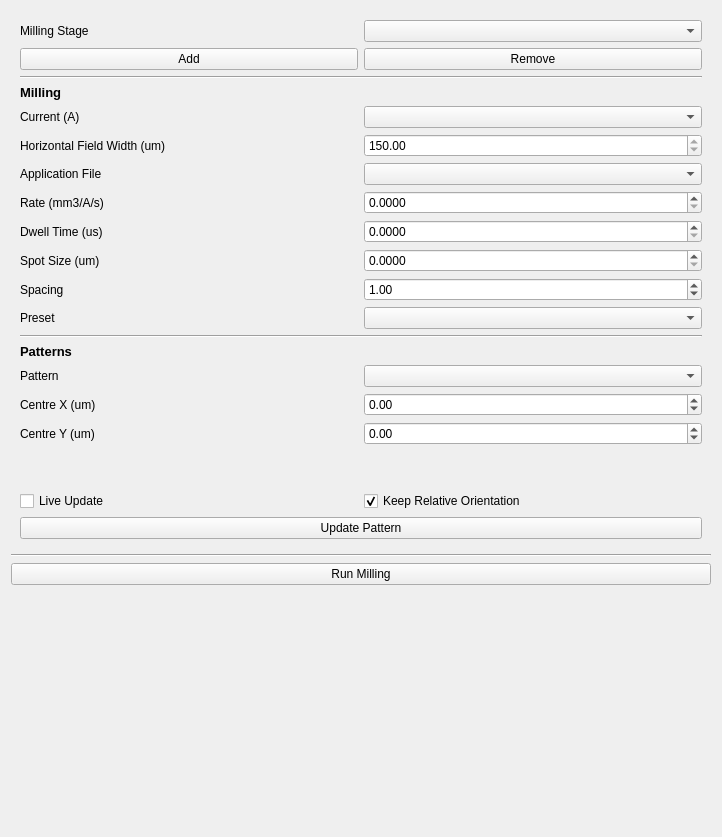
The window that fibsem/ui/qtdesigner_files/FibsemMillingWidget.ui (DeMarcoLab/fibsem) describes before a commit, drawn with Qt 5.
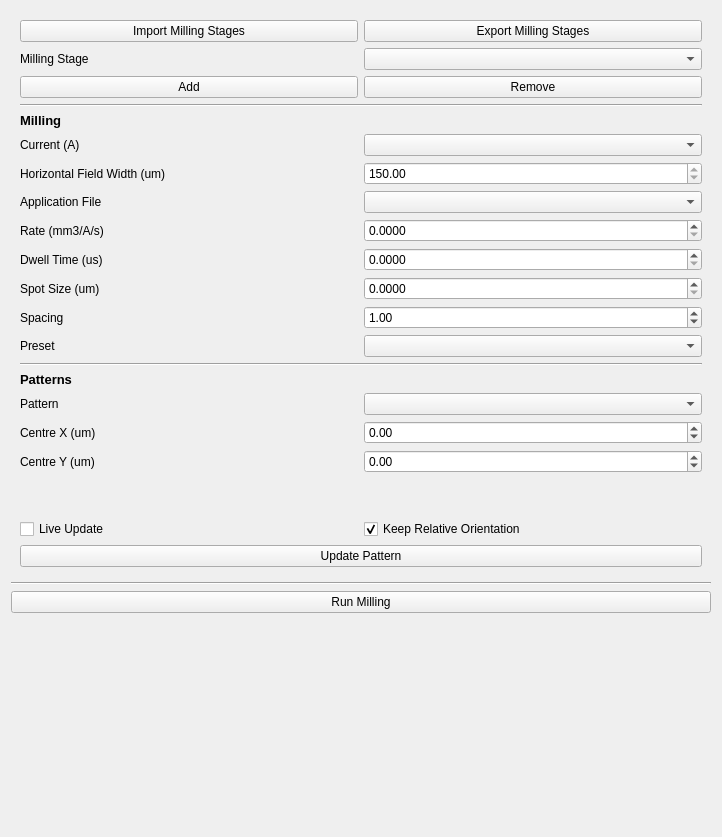
The same window after the commit.

```diff
--- a/fibsem/ui/qtdesigner_files/FibsemMillingWidget.ui
+++ b/fibsem/ui/qtdesigner_files/FibsemMillingWidget.ui
@@ -60,14 +60,51 @@
       </size>
      </property>
      <layout class="QGridLayout" name="gridLayout_4">
-      <item row="1" column="1">
-       <widget class="QComboBox" name="comboBox_milling_stage"/>
+      <item row="25" column="1">
+       <widget class="QCheckBox" name="checkBox_relative_move">
+        <property name="text">
+         <string>Keep Relative Orientation</string>
+        </property>
+        <property name="checked">
+         <bool>true</bool>
+        </property>
+       </widget>
       </item>
-      <item row="5" column="1">
-       <widget class="QComboBox" name="comboBox_milling_current"/>
+      <item row="17" column="0">
+       <widget class="QLabel" name="label_pattern_set">
+        <property name="text">
+         <string>Pattern</string>
+        </property>
+       </widget>
       </item>
-      <item row="4" column="0" colspan="2">
-       <widget class="QLabel" name="label_milling_header">
+      <item row="7" column="1">
+       <widget class="QDoubleSpinBox" name="doubleSpinBox_hfw">
+        <property name="enabled">
+         <bool>true</bool>
+        </property>
+        <property name="readOnly">
+         <bool>true</bool>
+        </property>
+        <property name="minimum">
+         <double>10.000000000000000</double>
+        </property>
+        <property name="maximum">
+         <double>1000000000.000000000000000</double>
+        </property>
+        <property name="value">
+         <double>150.000000000000000</double>
+        </property>
+       </widget>
+      </item>
+      <item row="12" column="1">
+       <widget class="QDoubleSpinBox" name="doubleSpinBox_spacing">
+        <property name="value">
+         <double>1.000000000000000</double>
+        </property>
+       </widget>
+      </item>
+      <item row="15" column="0" colspan="2">
+       <widget class="QLabel" name="label_patterns_header">
         <property name="font">
          <font>
           <pointsize>10</pointsize>
@@ -76,137 +113,129 @@
          </font>
         </property>
         <property name="text">
-         <string>Milling</string>
+         <string>Patterns</string>
         </property>
        </widget>
       </item>
-      <item row="23" column="0" colspan="2">
-       <spacer name="verticalSpacer_2">
-        <property name="orientation">
-         <enum>Qt::Vertical</enum>
+      <item row="10" column="1">
+       <widget class="QDoubleSpinBox" name="doubleSpinBox_dwell_time">
+        <property name="decimals">
+         <number>4</number>
         </property>
-        <property name="sizeHint" stdset="0">
-         <size>
-          <width>20</width>
-          <height>40</height>
-         </size>
+        <property name="minimum">
+         <double>0.000000000000000</double>
         </property>
-       </spacer>
+        <property name="maximum">
+         <double>4000000.000000000000000</double>
+        </property>
+        <property name="singleStep">
+         <double>0.010000000000000</double>
+        </property>
+        <property name="value">
+         <double>0.000000000000000</double>
+        </property>
+       </widget>
+      </item>
+      <item row="8" column="1">
+       <widget class="QComboBox" name="comboBox_application_file"/>
+      </item>
+      <item row="13" column="1">
+       <widget class="QComboBox" name="comboBox_preset"/>
+      </item>
+      <item row="27" column="0" colspan="2">
+       <widget class="QPushButton" name="pushButton">
+        <property name="text">
+         <string>Update Pattern</string>
+        </property>
+       </widget>
+      </item>
+      <item row="3" column="1">
+       <widget class="QPushButton" name="pushButton_remove_milling_stage">
+        <property name="text">
+         <string>Remove</string>
+        </property>
+       </widget>
+      </item>
+      <item row="2" column="0">
+       <widget class="QLabel" name="label_milling_stage">
+        <property name="text">
+         <string>Milling Stage</string>
+        </property>
+       </widget>
+      </item>
+      <item row="3" column="0">
+       <widget class="QPushButton" name="pushButton_add_milling_stage">
+        <property name="text">
+         <string>Add</string>
+        </property>
+       </widget>
       </item>
       <item row="12" column="0">
-       <widget class="QLabel" name="label_preset">
-        <property name="text">
-         <string>Preset</string>
-        </property>
-       </widget>
-      </item>
-      <item row="19" column="1">
-       <widget class="QDoubleSpinBox" name="doubleSpinBox_centre_y">
-        <property name="minimum">
-         <double>-10000000000000000.000000000000000</double>
-        </property>
-        <property name="maximum">
-         <double>99999999999999991611392.000000000000000</double>
-        </property>
-        <property name="singleStep">
-         <double>0.100000000000000</double>
-        </property>
-       </widget>
-      </item>
-      <item row="11" column="0">
        <widget class="QLabel" name="label_spacing">
         <property name="text">
          <string>Spacing</string>
         </property>
        </widget>
       </item>
-      <item row="6" column="0">
+      <item row="7" column="0">
        <widget class="QLabel" name="label_hfw">
         <property name="text">
          <string>Horizontal Field Width (um)</string>
         </property>
        </widget>
       </item>
-      <item row="13" column="0" colspan="2">
+      <item row="14" column="0" colspan="2">
        <widget class="Line" name="line_2">
         <property name="orientation">
          <enum>Qt::Horizontal</enum>
         </property>
        </widget>
       </item>
-      <item row="18" column="1">
-       <widget class="QDoubleSpinBox" name="doubleSpinBox_centre_x">
-        <property name="minimum">
-         <double>-9999999999999999583119736832.000000000000000</double>
-        </property>
-        <property name="maximum">
-         <double>1000000000000000000.000000000000000</double>
-        </property>
-        <property name="singleStep">
-         <double>0.100000000000000</double>
-        </property>
-       </widget>
-      </item>
-      <item row="8" column="0">
-       <widget class="QLabel" name="label_rate">
+      <item row="13" column="0">
+       <widget class="QLabel" name="label_preset">
         <property name="text">
-         <string>Rate (mm3/A/s)</string>
+         <string>Preset</string>
         </property>
        </widget>
       </item>
-      <item row="24" column="0">
-       <widget class="QCheckBox" name="checkBox_live_update">
-        <property name="text">
-         <string>Live Update</string>
-        </property>
-       </widget>
-      </item>
-      <item row="5" column="0">
-       <widget class="QLabel" name="label_milling_current">
-        <property name="text">
-         <string>Current (A)</string>
-        </property>
-       </widget>
-      </item>
-      <item row="9" column="0">
+      <item row="10" column="0">
        <widget class="QLabel" name="label_dwell_time">
         <property name="text">
          <string>Dwell Time (us)</string>
         </property>
        </widget>
       </item>
-      <item row="2" column="0">
-       <widget class="QPushButton" name="pushButton_add_milling_stage">
-        <property name="text">
-         <string>Add</string>
+      <item row="20" column="1">
+       <widget class="QDoubleSpinBox" name="doubleSpinBox_centre_y">
+        <property name="minimum">
+         <double>-10000000000000000.000000000000000</double>
+        </property>
+        <property name="maximum">
+         <double>99999999999999991611392.000000000000000</double>
+        </property>
+        <property name="singleStep">
+         <double>0.100000000000000</double>
         </property>
        </widget>
       </item>
-      <item row="16" column="1">
+      <item row="17" column="1">
        <widget class="QComboBox" name="comboBox_patterns"/>
       </item>
-      <item row="3" column="0" colspan="2">
-       <widget class="Line" name="line_3">
-        <property name="orientation">
-         <enum>Qt::Horizontal</enum>
-        </property>
-       </widget>
-      </item>
-      <item row="18" column="0">
-       <widget class="QLabel" name="label_centre_x">
-        <property name="text">
-         <string>Centre X (um)</string>
-        </property>
-       </widget>
-      </item>
-      <item row="7" column="0">
+      <item row="8" column="0">
        <widget class="QLabel" name="label_application_file">
         <property name="text">
          <string>Application File</string>
         </property>
        </widget>
       </item>
-      <item row="10" column="1">
+      <item row="9" column="0">
+       <widget class="QLabel" name="label_rate">
+        <property name="text">
+         <string>Rate (mm3/A/s)</string>
+        </property>
+       </widget>
+      </item>
+      <item row="11" column="1">
        <widget class="QDoubleSpinBox" name="doubleSpinBox_spot_size">
         <property name="decimals">
          <number>4</number>
@@ -225,87 +254,39 @@
         </property>
        </widget>
       </item>
-      <item row="10" column="0">
+      <item row="11" column="0">
        <widget class="QLabel" name="label_spot_size">
         <property name="text">
          <string>Spot Size (um)</string>
         </property>
        </widget>
       </item>
-      <item row="8" column="1">
-       <widget class="QDoubleSpinBox" name="doubleSpinBox_rate">
-        <property name="decimals">
-         <number>4</number>
-        </property>
-        <property name="minimum">
-         <double>0.000000000000000</double>
-        </property>
-        <property name="maximum">
-         <double>100000.000000000000000</double>
-        </property>
-        <property name="singleStep">
-         <double>0.010000000000000</double>
-        </property>
-        <property name="value">
-         <double>0.000000000000000</double>
-        </property>
-       </widget>
-      </item>
-      <item row="19" column="0">
+      <item row="20" column="0">
        <widget class="QLabel" name="label_centre_y">
         <property name="text">
          <string>Centre Y (um)</string>
         </property>
        </widget>
       </item>
-      <item row="1" column="0">
-       <widget class="QLabel" name="label_milling_stage">
+      <item row="6" column="0">
+       <widget class="QLabel" name="label_milling_current">
         <property name="text">
-         <string>Milling Stage</string>
+         <string>Current (A)</string>
         </property>
        </widget>
       </item>
       <item row="21" column="0" rowspan="2" colspan="2">
        <layout class="QGridLayout" name="gridLayout_patterns"/>
       </item>
-      <item row="12" column="1">
-       <widget class="QComboBox" name="comboBox_preset"/>
-      </item>
-      <item row="2" column="1">
-       <widget class="QPushButton" name="pushButton_remove_milling_stage">
-        <property name="text">
-         <string>Remove</string>
-        </property>
-       </widget>
-      </item>
-      <item row="11" column="1">
-       <widget class="QDoubleSpinBox" name="doubleSpinBox_spacing">
-        <property name="value">
-         <double>1.000000000000000</double>
-        </property>
-       </widget>
-      </item>
-      <item row="6" column="1">
-       <widget class="QDoubleSpinBox" name="doubleSpinBox_hfw">
-        <property name="enabled">
-         <bool>true</bool>
-        </property>
-        <property name="readOnly">
-         <bool>true</bool>
-        </property>
-        <property name="minimum">
-         <double>10.000000000000000</double>
-        </property>
-        <property name="maximum">
-         <double>1000000000.000000000000000</double>
-        </property>
-        <property name="value">
-         <double>150.000000000000000</double>
+      <item row="4" column="0" colspan="2">
+       <widget class="Line" name="line_3">
+        <property name="orientation">
+         <enum>Qt::Horizontal</enum>
         </property>
        </widget>
       </item>
       <item row="9" column="1">
-       <widget class="QDoubleSpinBox" name="doubleSpinBox_dwell_time">
+       <widget class="QDoubleSpinBox" name="doubleSpinBox_rate">
         <property name="decimals">
          <number>4</number>
         </property>
@@ -313,7 +294,7 @@
          <double>0.000000000000000</double>
         </property>
         <property name="maximum">
-         <double>4000000.000000000000000</double>
+         <double>100000.000000000000000</double>
         </property>
         <property name="singleStep">
          <double>0.010000000000000</double>
@@ -323,18 +304,38 @@
         </property>
        </widget>
       </item>
-      <item row="7" column="1">
-       <widget class="QComboBox" name="comboBox_application_file"/>
+      <item row="19" column="0">
+       <widget class="QLabel" name="label_centre_x">
+        <property name="text">
+         <string>Centre X (um)</string>
+        </property>
+       </widget>
       </item>
-      <item row="26" column="0" colspan="2">
-       <widget class="QPushButton" name="pushButton">
+      <item row="19" column="1">
+       <widget class="QDoubleSpinBox" name="doubleSpinBox_centre_x">
+        <property name="minimum">
+         <double>-9999999999999999583119736832.000000000000000</double>
+        </property>
+        <property name="maximum">
+         <double>1000000000000000000.000000000000000</double>
+        </property>
+        <property name="singleStep">
+         <double>0.100000000000000</double>
+        </property>
+       </widget>
+      </item>
+      <item row="25" column="0">
+       <widget class="QCheckBox" name="checkBox_live_update">
         <property name="text">
-         <string>Update Pattern</string>
+         <string>Live Update</string>
         </property>
        </widget>
       </item>
-      <item row="14" column="0" colspan="2">
-       <widget class="QLabel" name="label_patterns_header">
+      <item row="6" column="1">
+       <widget class="QComboBox" name="comboBox_milling_current"/>
+      </item>
+      <item row="5" column="0" colspan="2">
+       <widget class="QLabel" name="label_milling_header">
         <property name="font">
          <font>
           <pointsize>10</pointsize>
@@ -343,25 +344,37 @@
          </font>
         </property>
         <property name="text">
-         <string>Patterns</string>
+         <string>Milling</string>
         </property>
        </widget>
       </item>
-      <item row="16" column="0">
-       <widget class="QLabel" name="label_pattern_set">
+      <item row="2" column="1">
+       <widget class="QComboBox" name="comboBox_milling_stage"/>
+      </item>
+      <item row="24" column="0" colspan="2">
+       <spacer name="verticalSpacer_2">
+        <property name="orientation">
+         <enum>Qt::Vertical</enum>
+        </property>
+        <property name="sizeHint" stdset="0">
+         <size>
+          <width>20</width>
+          <height>40</height>
+         </size>
+        </property>
+       </spacer>
+      </item>
+      <item row="1" column="0">
+       <widget class="QPushButton" name="pushButton_importMilling">
         <property name="text">
-         <string>Pattern</string>
+         <string>Import Milling Stages</string>
         </property>
        </widget>
       </item>
-      <item row="24" column="1">
-       <widget class="QCheckBox" name="checkBox_relative_move">
+      <item row="1" column="1">
+       <widget class="QPushButton" name="pushButton_exportMilling">
         <property name="text">
-         <string>Keep Relative Orientation</string>
-        </property>
-        <property name="checked">
-         <bool>true</bool>
-
+         <string>Export Milling Stages</string>
         </property>
        </widget>
       </item>
```
Left out of the diff: 2 changed lines with no effect on the pictures.
